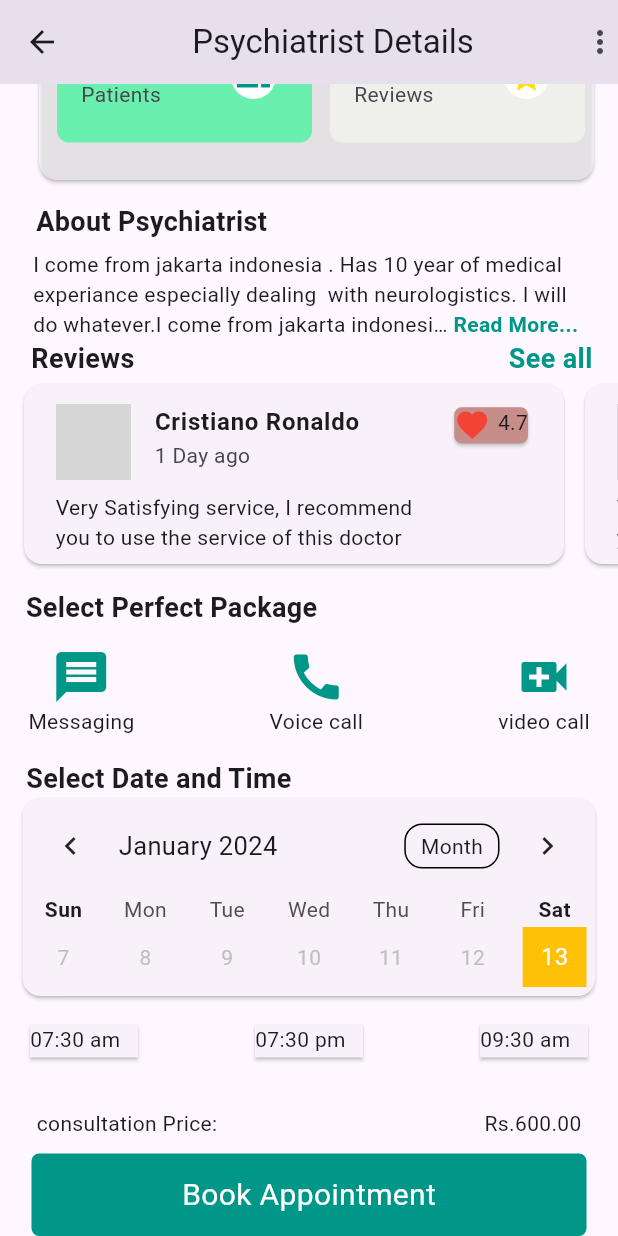
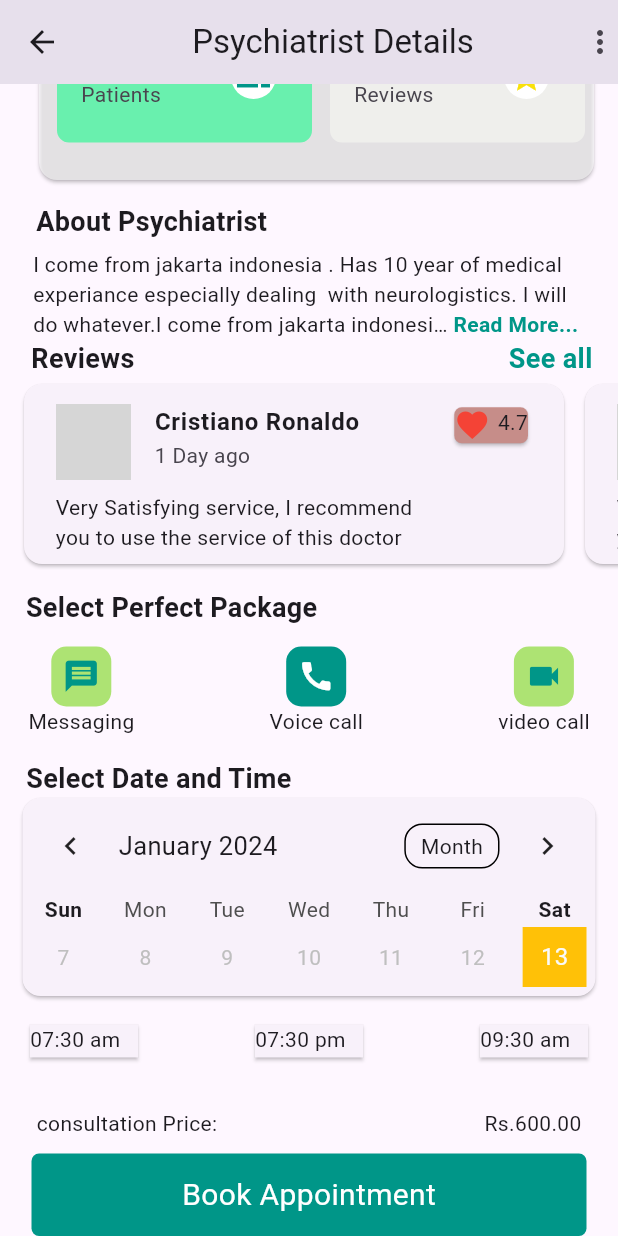
Before and after one commit to Ajaykumaryadav-Aj/practise_ui, a Flutter app: the screen it shows after launch, scrolled down 156 dp, on a phone screen of 412 x 824 dp. Run offline on Flutter 3.47's test engine with Material 2 defaults, Android fonts, the phone set to English and light mode, and no system bars; drawn by our look-alikes of readmore, table_calendar; network calls fail; grey boxes are pictures that could not be loaded.

Commit message:
some few changes

```diff
--- a/lib/Screens/home_screen.dart
+++ b/lib/Screens/home_screen.dart
@@ -324,69 +324,63 @@ class HomeScreen extends StatelessWidget {
             ),
           ),
           const SizedBox(height: 13),
-          const Wrap(
+          Wrap(
             spacing: 90,
             children: [
               Column(
                 children: [
-                  Icon(
-                    Icons.message,
-                    size: 40,
-                    color: Colors.teal,
+                  Container(
+                    height: 40,
+                    width: 40,
+                    decoration: BoxDecoration(
+                        color: const Color.fromARGB(255, 173, 227, 115),
+                        borderRadius: BorderRadius.circular(10)),
+                    child: const Icon(
+                      Icons.message,
+                      size: 25,
+                      color: Colors.teal,
+                    ),
                   ),
-                  Text('Messaging')
+                  const Text('Messaging')
                 ],
               ),
               Column(
                 children: [
-                  Icon(
-                    Icons.call,
-                    size: 40,
-                    color: Colors.teal,
+                  Container(
+                    height: 40,
+                    width: 40,
+                    decoration: BoxDecoration(
+                        color: Colors.teal,
+                        borderRadius: BorderRadius.circular(10)),
+                    child: const Icon(
+                      Icons.call,
+                      size: 25,
+                      color: Colors.white,
+                    ),
                   ),
-                  Text('Voice call')
+                  const Text('Voice call')
                 ],
               ),
               Column(
                 children: [
-                  Icon(
-                    Icons.video_call,
-                    size: 40,
-                    color: Colors.teal,
+                  Container(
+                    height: 40,
+                    width: 40,
+                    decoration: BoxDecoration(
+                        color: const Color.fromARGB(255, 173, 227, 115),
+                        borderRadius: BorderRadius.circular(10)),
+                    child: const Icon(
+                      Icons.videocam,
+                      size: 25,
+                      color: Colors.teal,
+                    ),
                   ),
-                  Text('video call')
+                  const Text('video call')
                 ],
               )
             ],
           ),
-          // const Row(
-          //   mainAxisAlignment: MainAxisAlignment.spaceEvenly,
-          //   children: [
-          //     Icon(
-          //       Icons.message,
-          //       size: 40,
-          //       color: Colors.teal,
-          //     ),
-          //     Icon(
-          //       Icons.call,
-          //       size: 40,
-          //       color: Colors.teal,
-          //     ),
-          //     Icon(
-          //       Icons.video_call,
-          //       size: 40,
-          //       color: Colors.teal,
-          //     )
-          //   ],
-          // ),
-          // const Row(
-          //   mainAxisAlignment: MainAxisAlignment.spaceEvenly,
-          //   children: [
-          //     Text('Messaging'),
-          //     Text('Voice call'),
-          //     Text('video call')
-          //   ],
-          // ),
+
           const SizedBox(height: 15),
           const Padding(
             padding: EdgeInsets.only(right: 205),
@@ -406,10 +400,7 @@ class HomeScreen extends StatelessWidget {
               calendarStyle: const CalendarStyle(
                 todayDecoration: BoxDecoration(color: Colors.amber),
               ),
-              // headerStyle: HeaderStyle(
-              //   decoration: BoxDecoration(color: Colors.blue),
-              // ),
-              // rangeStartDay: DateTime.now(),
+
               onRangeSelected: (start, end, focusedDay) => true,
               daysOfWeekStyle: const DaysOfWeekStyle(
                   weekendStyle: TextStyle(fontWeight: FontWeight.bold)),
```
